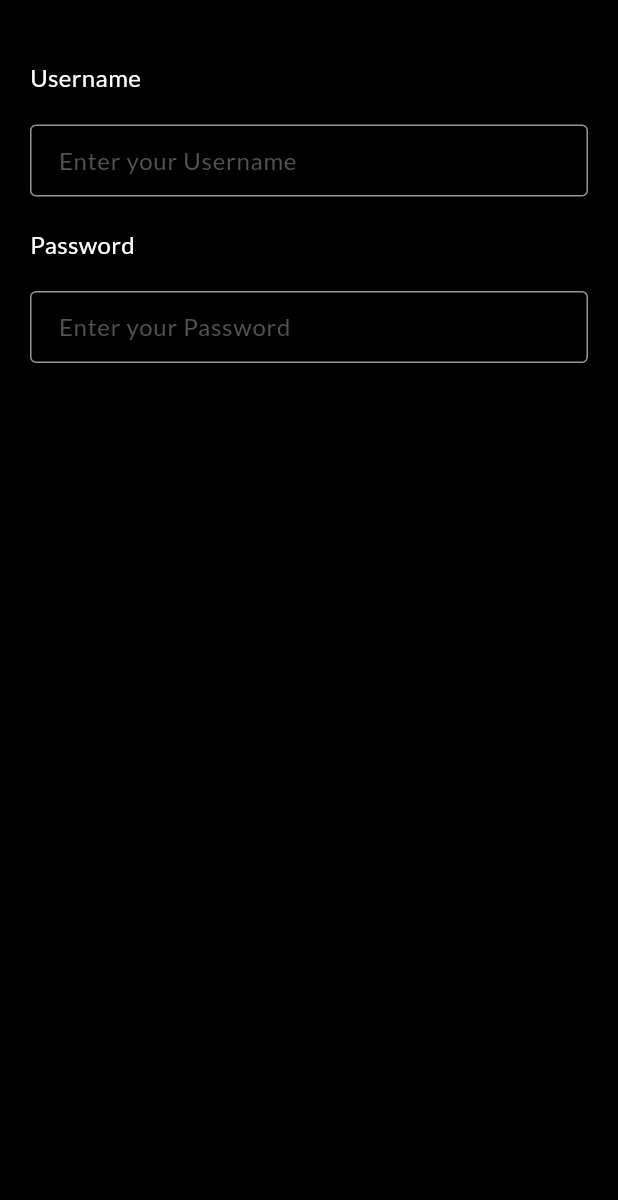
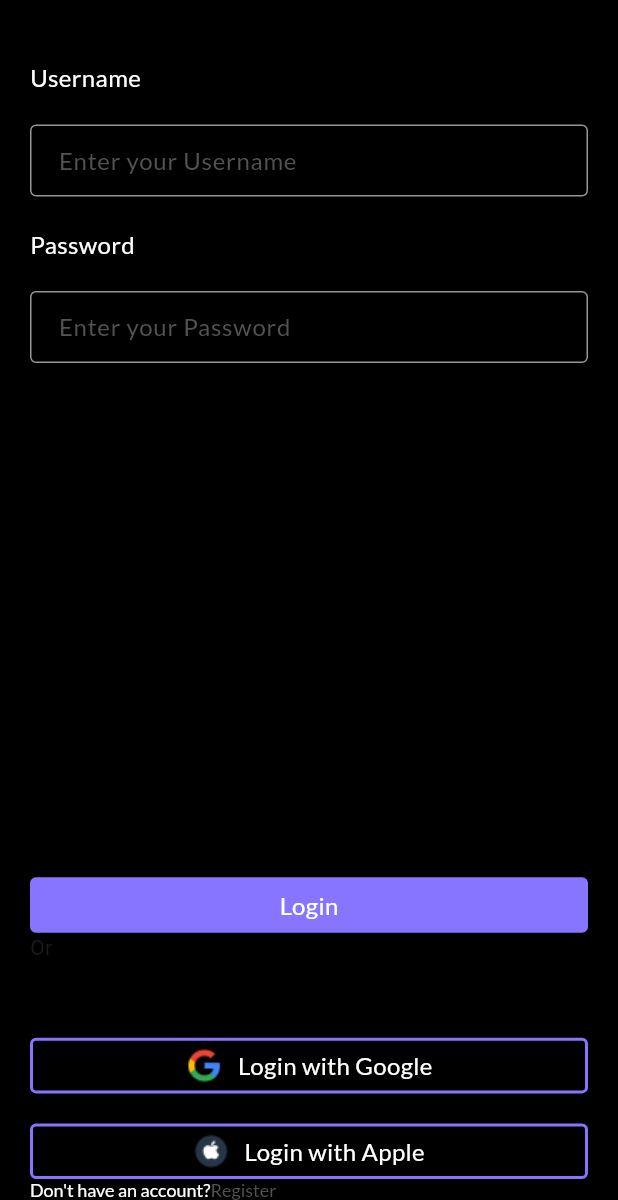
Before and after one commit to Osinmen/todolistApp, a Flutter app: the screen it shows after launch, on a phone screen of 412 x 824 dp, the part 36-1236 px from its top. Run offline on Flutter 3.47's test engine with Material 3 defaults, Android fonts, the phone set to English and light mode, and no system bars; our stand-ins replace smooth_page_indicator.

Commit message:
made a few changes

```diff
--- a/lib/Pages/loginPage.dart
+++ b/lib/Pages/loginPage.dart
@@ -1,4 +1,5 @@
 import 'package:flutter/material.dart';
+import 'package:todolistapp/Widgets/containerbutton.dart';
 import 'package:todolistapp/Widgets/textFieldpage.dart';
 import 'package:todolistapp/appStyle/appStyle.dart';
 
@@ -34,7 +35,43 @@ class _LoginpageState extends State<Loginpage> {
               "Password",
               style: Appstyle.styleRegular16(context),
             ),
-            CustomPasswordField(hintText: "Enter your Password")
+            CustomPasswordField(hintText: "Enter your Password"),
+            Spacer(),
+            Containerbutton(requiredText: "Login"),
+            Row(
+              children: [
+                Divider(
+                  color: borderColor,
+                ),
+                Text("Or"),
+                Divider(
+                  color: borderColor,
+                ),
+              ],
+            ),
+            const SizedBox(
+              height: 50,
+            ),
+            RegisterButtonAuth(
+              requiredText: "Login with Google",
+              assetPath: "assets/google.png",
+            ),
+            const SizedBox(
+              height: 20,
+            ),
+            RegisterButtonAuth(
+              requiredText: "Login with Apple",
+              assetPath: "assets/apple.png",
+            ),
+            RichText(
+              text: TextSpan(children: [
+                TextSpan(
+                    text: "Don't have an account?",
+                    style: Appstyle.stylelittleLong12(context)),
+                TextSpan(
+                    text: "Register", style: Appstyle.styleRegister12(context))
+              ]),
+            )
           ],
         ),
       ),
--- /dev/null
+++ b/lib/Widgets/containerbutton.dart
@@ -0,0 +1,68 @@
+import 'package:flutter/material.dart';
+import 'package:todolistapp/appStyle/appStyle.dart';
+
+class Containerbutton extends StatelessWidget {
+  String requiredText;
+  Containerbutton({super.key, required this.requiredText});
+  @override
+  Widget build(BuildContext context) {
+    return GestureDetector(
+      child: Container(
+        width: MediaQuery.of(context).size.width,
+        height: MediaQuery.of(context).size.width * 0.09,
+        decoration: BoxDecoration(
+          color: AppPrimaryColor,
+          borderRadius: BorderRadius.circular(4),
+        ),
+        child: Center(
+          child: Text(
+            requiredText,
+            style: Appstyle.styleRegular16(context),
+          ),
+        ),
+      ),
+    );
+  }
+}
+
+//thisis the class that would take the google authentication andn the registration button
+
+class RegisterButtonAuth extends StatelessWidget {
+  String assetPath;
+  String requiredText;
+  RegisterButtonAuth(
+      {super.key, required this.requiredText, required this.assetPath});
+
+  @override
+  Widget build(BuildContext context) {
+    return GestureDetector(
+      child: Container(
+        width: MediaQuery.of(context).size.width,
+        height: MediaQuery.of(context).size.width * 0.09,
+        decoration: BoxDecoration(
+            color: Colors.black,
+            borderRadius: BorderRadius.circular(4),
+            border: Border.all(
+              width: 2,
+              color: AppPrimaryColor,
+            )),
+        child: Center(
+          child: Row(
+            mainAxisAlignment: MainAxisAlignment.center,
+            children: [
+              Image.asset(assetPath),
+              const SizedBox(
+                width: 10,
+              ),
+              Text(
+                requiredText,
+                style: Appstyle.styleRegular16(context),
+              ),
+            ],
+          ),
+        ),
+      ),
+    );
+    ;
+  }
+}
--- a/lib/appStyle/appStyle.dart
+++ b/lib/appStyle/appStyle.dart
@@ -43,6 +43,23 @@ class Appstyle {
         fontWeight: FontWeight.w200,
         fontFamily: "Lato");
   }
+
+  static TextStyle styleRegister12(context) {
+    return TextStyle(
+      fontSize: 12,
+      fontFamily: "Lato",
+      fontWeight: FontWeight.w100,
+      color: const Color(0xFF535353),
+    );
+  }
+
+  static TextStyle stylelittleLong12(context) {
+    return TextStyle(
+        fontSize: 12,
+        fontFamily: "Lato",
+        fontWeight: FontWeight.w300,
+        color: Colors.white);
+  }
 }
 
 Color AppPrimaryColor = const Color(0xFF8875FF);
```
Also changed, not shown: assets/apple.png (added), assets/google.png (added).
